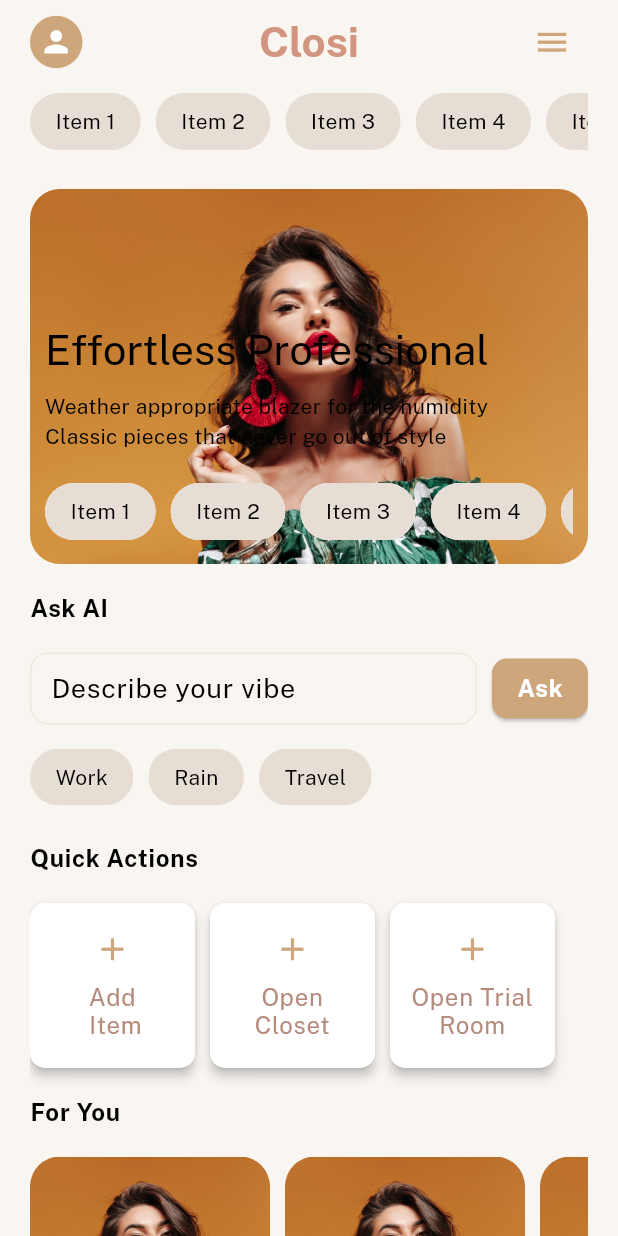
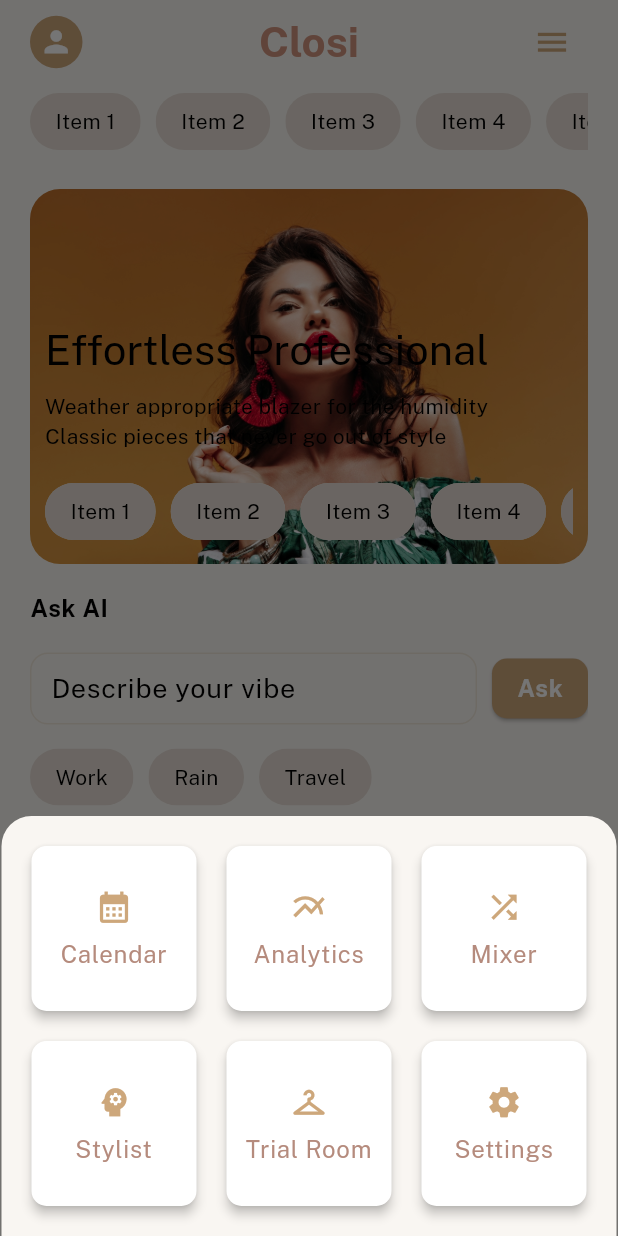
Before and after one commit to mrcodefrost/closi_ai, a Flutter app: the HomeScreen screen opened by its route, after a tap on the "menu" icon, on a phone screen of 412 x 824 dp. Run offline on Flutter 3.47's test engine with Material 3 defaults, Android fonts, the phone set to English and light mode, and no system bars; our stand-ins replace get, get_storage, google_fonts, image_picker, introduction_screen; accounts and stored records are empty.

Commit message:
Home screen UI improvements

```diff
--- a/lib/features/home/views/home_screen.dart
+++ b/lib/features/home/views/home_screen.dart
@@ -29,7 +29,9 @@ class HomeScreen extends StatelessWidget {
             shape: const CircleBorder(),
             child: InkWell(
               customBorder: const CircleBorder(), // ripple shape
-              onTap: () {},
+              onTap: () {
+                Get.toNamed(AppRoutes.profile);
+              },
               child: Icon(Icons.person, size: 23, color: IconColor.white),
             ),
           ),
@@ -37,7 +39,9 @@ class HomeScreen extends StatelessWidget {
 
         actions: [
           IconButton(
-            onPressed: () {},
+            onPressed: () {
+              return _showMenuBottomSheet(context);
+            },
             icon: Icon(Icons.menu, size: 25, color: IconColor.brown),
           ),
         ],
@@ -158,7 +162,9 @@ class HomeScreen extends StatelessWidget {
                   ElevatedSquareButton(
                     icon: Icons.add,
                     text: 'Open Closet',
-                    onPressed: () {},
+                    onPressed: () {
+                      Get.toNamed(AppRoutes.closet);
+                    },
                   ),
                   ElevatedSquareButton(
                     icon: Icons.add,
@@ -265,3 +271,66 @@ class HomeScreen extends StatelessWidget {
     );
   }
 }
+
+void _showMenuBottomSheet(BuildContext context) {
+  showModalBottomSheet(
+    context: context,
+    shape: const RoundedRectangleBorder(
+      borderRadius: BorderRadius.vertical(top: Radius.circular(20)),
+    ),
+    backgroundColor: BackgroundColor.cream,
+    builder: (context) {
+      return Padding(
+        padding: const EdgeInsets.all(20),
+        child: Wrap(
+          spacing: 20,
+          runSpacing: 20,
+          children: [
+            ElevatedSquareButton(
+              icon: Icons.calendar_month,
+              text: 'Calendar',
+              onPressed: () {
+                Get.toNamed(AppRoutes.calendar);
+              },
+            ),
+            ElevatedSquareButton(
+              icon: Icons.multiline_chart,
+              text: 'Analytics',
+              onPressed: () {
+                Get.toNamed(AppRoutes.analytics);
+              },
+            ),
+            ElevatedSquareButton(
+              icon: Icons.shuffle,
+              text: 'Mixer',
+              onPressed: () {
+                Get.toNamed(AppRoutes.mixer);
+              },
+            ),
+            ElevatedSquareButton(
+              icon: Icons.psychology,
+              text: 'Stylist',
+              onPressed: () {
+                Get.toNamed(AppRoutes.stylist);
+              },
+            ),
+            ElevatedSquareButton(
+              icon: Icons.checkroom,
+              text: 'Trial Room',
+              onPressed: () {
+                Get.toNamed(AppRoutes.trialRoom);
+              },
+            ),
+            ElevatedSquareButton(
+              icon: Icons.settings,
+              text: 'Settings',
+              onPressed: () {
+                Get.toNamed(AppRoutes.profile);
+              },
+            ),
+          ],
+        ),
+      );
+    },
+  );
+}
```
